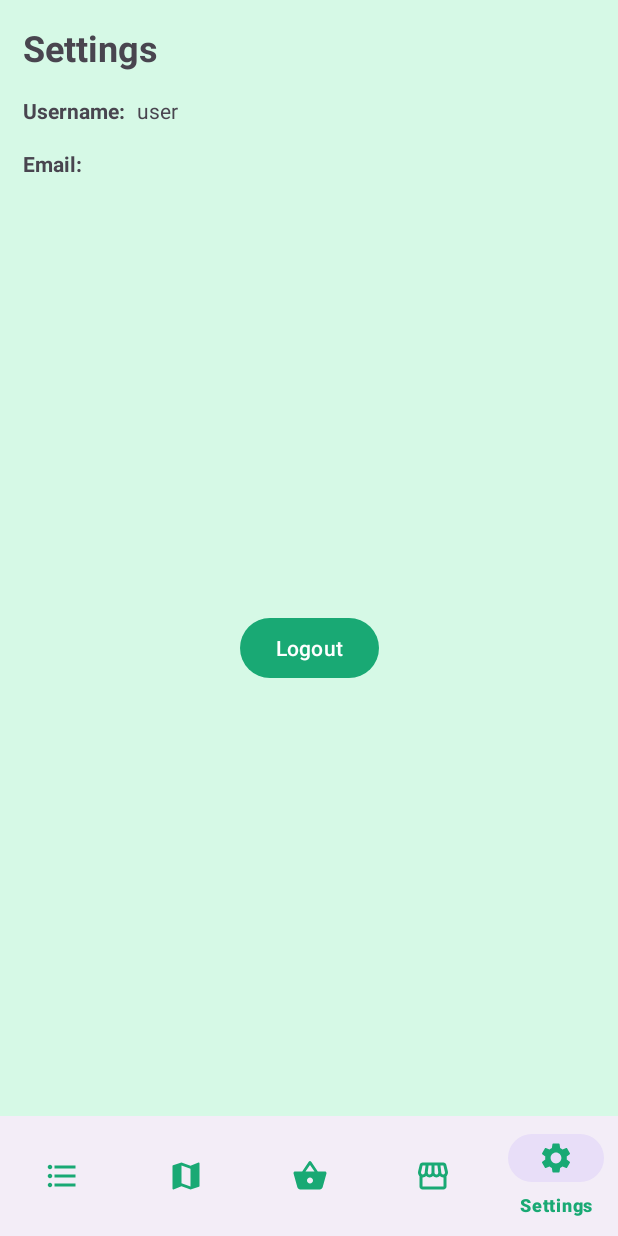
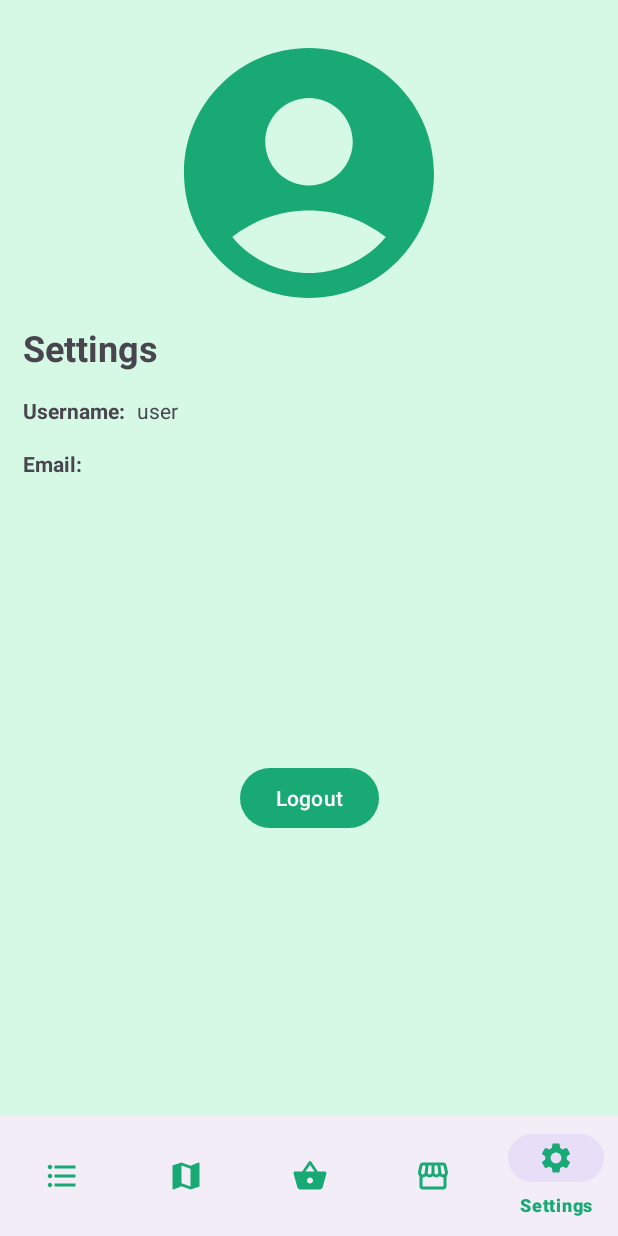
Before and after one commit to CodePath-AND102-Group-12/FindingFresh, an Android app: the screen it shows after launch once a user with an empty profile is signed in (MainActivity), item 5 of the bottom bar chosen, on a phone screen of 412 x 824 dp. Run offline under Robolectric (Android 15) with nearby library versions, the phone set to English and light mode, and no system bars; our stand-ins replace Firebase (no records; nobody signed in at launch, a user with empty details on screens opened directly); pictures from the network do not load; 1 statement that could not run was skipped.

Commit message:
image for settings to fill in space

```diff
--- /dev/null
+++ b/app/src/main/res/drawable/ic_account.xml
@@ -0,0 +1,5 @@
+<vector android:height="24dp" android:tint="#000000"
+    android:viewportHeight="24" android:viewportWidth="24"
+    android:width="24dp" xmlns:android="http://schemas.android.com/apk/res/android">
+    <path android:fillColor="@android:color/white" android:pathData="M12,2C6.48,2 2,6.48 2,12s4.48,10 10,10s10,-4.48 10,-10S17.52,2 12,2zM12,6c1.93,0 3.5,1.57 3.5,3.5S13.93,13 12,13s-3.5,-1.57 -3.5,-3.5S10.07,6 12,6zM12,20c-2.03,0 -4.43,-0.82 -6.14,-2.88C7.55,15.8 9.68,15 12,15s4.45,0.8 6.14,2.12C16.43,19.18 14.03,20 12,20z"/>
+</vector>
--- a/app/src/main/res/layout/fragment_settings.xml
+++ b/app/src/main/res/layout/fragment_settings.xml
@@ -18,7 +18,7 @@
             android:textSize="24sp"
             android:textStyle="bold"
             app:layout_constraintStart_toStartOf="parent"
-            app:layout_constraintTop_toTopOf="parent"/>
+            app:layout_constraintTop_toBottomOf="@id/userIcon"/>
 
         <TextView
             android:id="@+id/usernameLabel"
@@ -30,6 +30,15 @@
             app:layout_constraintEnd_toStartOf="@+id/usernameTextView"
             app:layout_constraintStart_toStartOf="parent"
             app:layout_constraintTop_toBottomOf="@id/settingsHeader" />
+
+        <TextView
+            android:id="@+id/usernameTextView"
+            android:layout_width="wrap_content"
+            android:layout_height="wrap_content"
+            android:layout_marginStart="8dp"
+            android:text="TextView"
+            app:layout_constraintStart_toEndOf="@+id/usernameLabel"
+            app:layout_constraintTop_toTopOf="@id/usernameLabel" />
 
         <TextView
             android:id="@+id/emailLabel"
@@ -50,6 +59,18 @@
             app:layout_constraintStart_toEndOf="@id/emailLabel"
             app:layout_constraintTop_toTopOf="@id/emailLabel"/>
 
+        <ImageView
+            android:id="@+id/userIcon"
+            android:layout_width="200dp"
+            android:scaleX="1"
+            android:scaleY="1"
+            android:layout_height="200dp"
+            android:src="@drawable/ic_account"
+            app:layout_constraintTop_toTopOf="parent"
+            app:layout_constraintStart_toStartOf="parent"
+            app:layout_constraintEnd_toEndOf="parent"
+            app:tint="?attr/colorPrimary" />
+
         <Button
             android:id="@+id/logoutBtn"
             android:layout_width="wrap_content"
@@ -61,14 +82,5 @@
             app:layout_constraintStart_toStartOf="parent"
             app:layout_constraintTop_toBottomOf="@+id/emailTextView" />
 
-        <TextView
-            android:id="@+id/usernameTextView"
-            android:layout_width="wrap_content"
-            android:layout_height="wrap_content"
-            android:layout_marginStart="8dp"
-            android:text="TextView"
-            app:layout_constraintStart_toEndOf="@+id/usernameLabel"
-            app:layout_constraintTop_toTopOf="@id/usernameLabel" />
-
     </androidx.constraintlayout.widget.ConstraintLayout>
 </FrameLayout>
```
